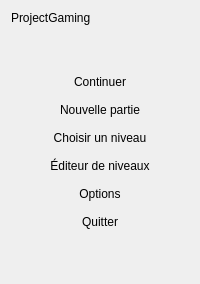
Above: Source/Elements/UI/MainMenu.ui from azertval/ProjectGaming before the change. Below: the same form after it.
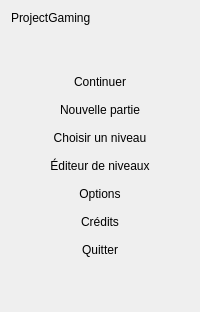
That is the form after the change.

```diff
--- a/Source/Elements/UI/MainMenu.ui
+++ b/Source/Elements/UI/MainMenu.ui
@@ -56,6 +56,13 @@
      <property name="flat"><bool>true</bool></property>
     </widget>
    </item>
+   <item>
+    <widget class="QPushButton" name="creditsButton">
+     <property name="cursor"><cursorShape>PointingHandCursor</cursorShape></property>
+     <property name="text"><string>Crédits</string></property>
+     <property name="flat"><bool>true</bool></property>
+    </widget>
+   </item>
    <item>
     <widget class="QPushButton" name="quitButton">
      <property name="cursor"><cursorShape>PointingHandCursor</cursorShape></property>
```
